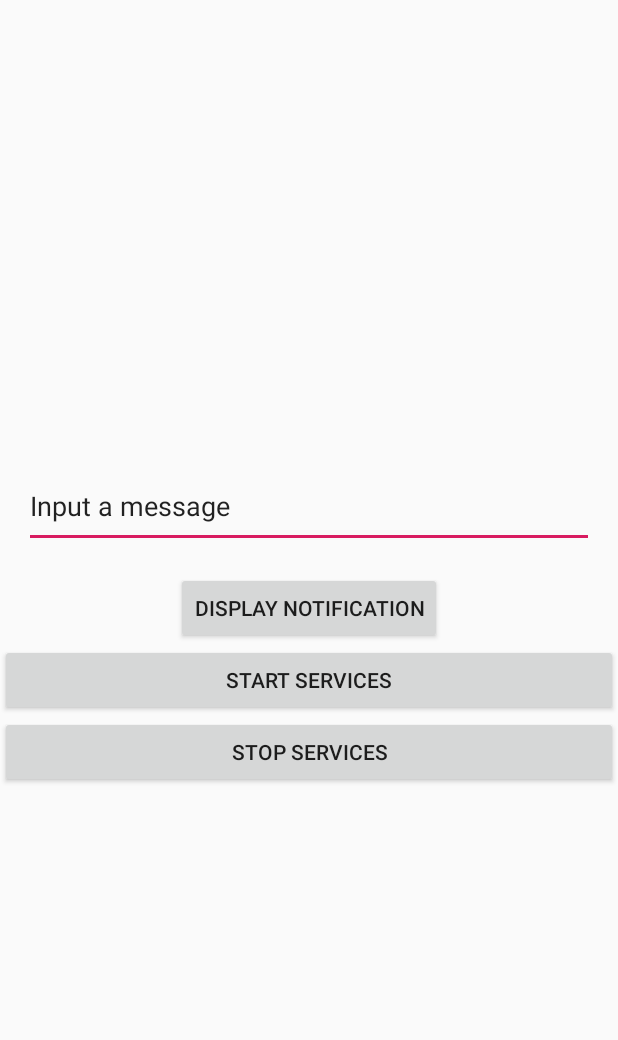
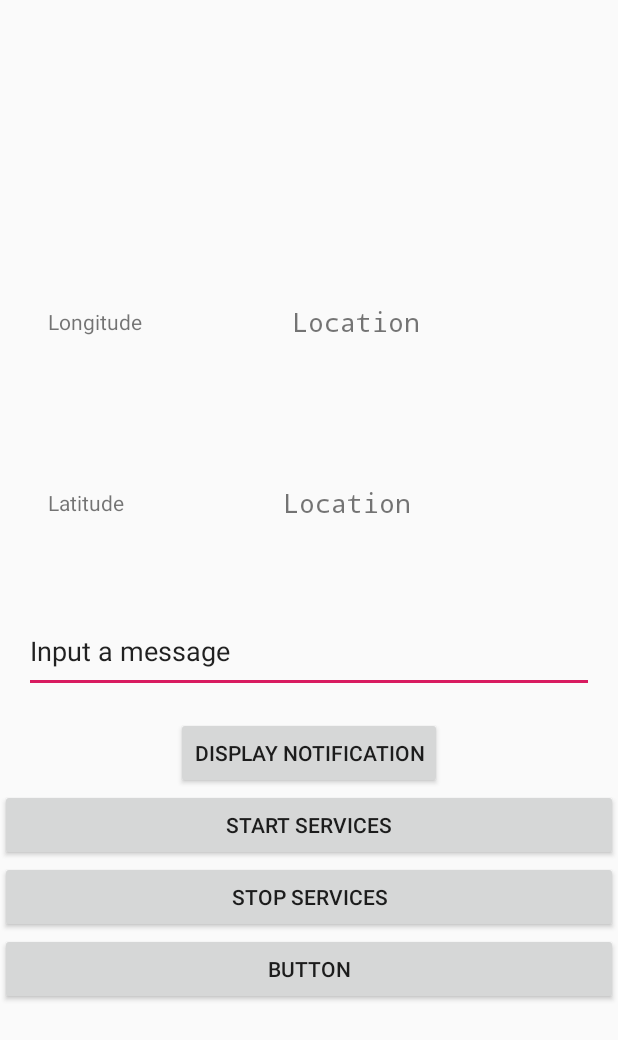
Before and after one commit to malikbanuaji/LocationTrackr, an Android app: the layout activity_main.xml on its own in the app's theme, with its tools: preview values and no code run, on a phone screen of 412 x 824 dp. Shown: the top 1040 px of the screen. Run offline under Robolectric (Android 15) with nearby library versions, the phone set to English and light mode, and no system bars.

Commit message:
Bug Fix, Foreground bug fix

```diff
--- a/app/src/main/res/layout/activity_main.xml
+++ b/app/src/main/res/layout/activity_main.xml
@@ -7,6 +7,40 @@
         android:layout_height="match_parent"
         android:orientation="vertical"
         tools:context=".MainActivity" android:gravity="center">
+    <LinearLayout
+            android:orientation="horizontal"
+            android:layout_width="match_parent"
+            android:layout_height="wrap_content" android:gravity="clip_horizontal|center"
+            android:layout_margin="16dp"
+            android:id="@+id/child" android:padding="16dp" android:baselineAligned="false"
+            android:layoutDirection="ltr" android:layoutMode="clipBounds">
+        <TextView
+                android:text="Longitude"
+                android:layout_width="wrap_content"
+                android:layout_height="wrap_content" android:id="@+id/longitudeLabel"/>
+        <TextView
+                android:text="@string/location_value"
+                android:layout_width="match_parent"
+                android:layout_height="wrap_content" android:id="@+id/longitudeValue" android:typeface="normal"
+                android:fontFamily="monospace" android:lineSpacingExtra="8sp" android:textAlignment="center"
+                android:textSize="18sp" android:layout_margin="16dp"/>
+    </LinearLayout>
+    <LinearLayout
+            android:orientation="horizontal"
+            android:layout_width="match_parent"
+            android:layout_height="wrap_content" android:gravity="clip_horizontal|center"
+            android:layout_margin="16dp" android:padding="16dp">
+        <TextView
+                android:text="Latitude"
+                android:layout_width="wrap_content"
+                android:layout_height="wrap_content" android:id="@+id/latitudeLabel"/>
+        <TextView
+                android:text="@string/location_value"
+                android:layout_width="match_parent"
+                android:layout_height="wrap_content" android:id="@+id/latitudeValue" android:typeface="normal"
+                android:fontFamily="monospace" android:lineSpacingExtra="8sp" android:textAlignment="center"
+                android:textSize="18sp" android:layout_margin="16dp"/>
+    </LinearLayout>
     <EditText
             android:layout_width="match_parent"
             android:layout_height="wrap_content"
@@ -27,4 +61,8 @@
             android:text="STOP SERVICES"
             android:layout_width="match_parent"
             android:layout_height="wrap_content" android:id="@+id/button3" android:onClick="stopServicesGeo"/>
+    <Button
+            android:text="Button"
+            android:layout_width="match_parent"
+            android:layout_height="wrap_content" android:id="@+id/button4" android:onClick="getValFromServices"/>
 </LinearLayout>
--- a/app/src/main/res/values/strings.xml
+++ b/app/src/main/res/values/strings.xml
@@ -2,4 +2,5 @@
     <string name="app_name">LocationTrackingK</string>
     <string name="message_text">Input a message</string>
     <string name="send_notification">Display Notification</string>
+    <string name="location_value">Location</string>
 </resources>
--- a/build.gradle
+++ b/build.gradle
@@ -8,7 +8,7 @@ buildscript {
 
     }
     dependencies {
-        classpath 'com.android.tools.build:gradle:3.3.2'
+        classpath 'com.android.tools.build:gradle:3.4.1'
         classpath "org.jetbrains.kotlin:kotlin-gradle-plugin:$kotlin_version"
         // NOTE: Do not place your application dependencies here; they belong
         // in the individual module build.gradle files
```
Also changed, not shown: app/src/main/java/com/example/locationtrackingk/MainActivity.kt (+68 -5 lines), app/src/main/java/com/example/locationtrackingk/MyServices.kt (+13 -1 lines), gradle/wrapper/gradle-wrapper.properties.
